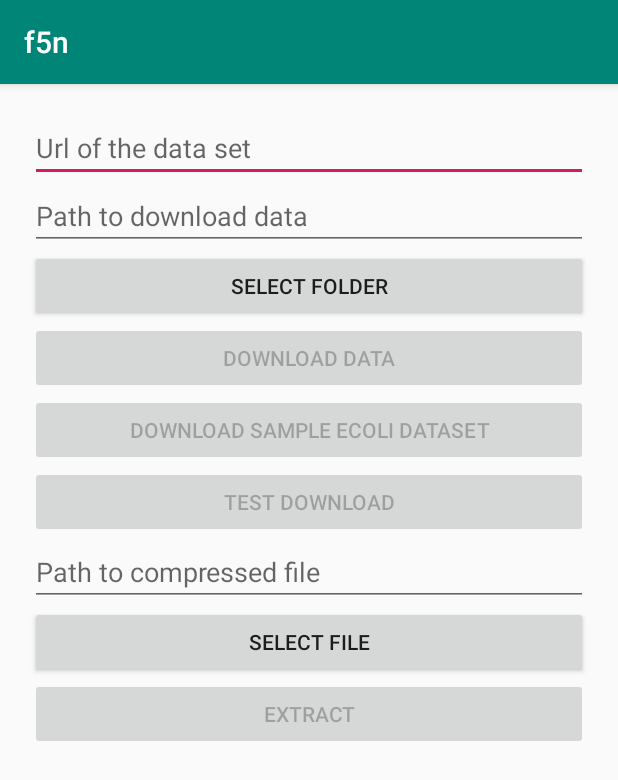
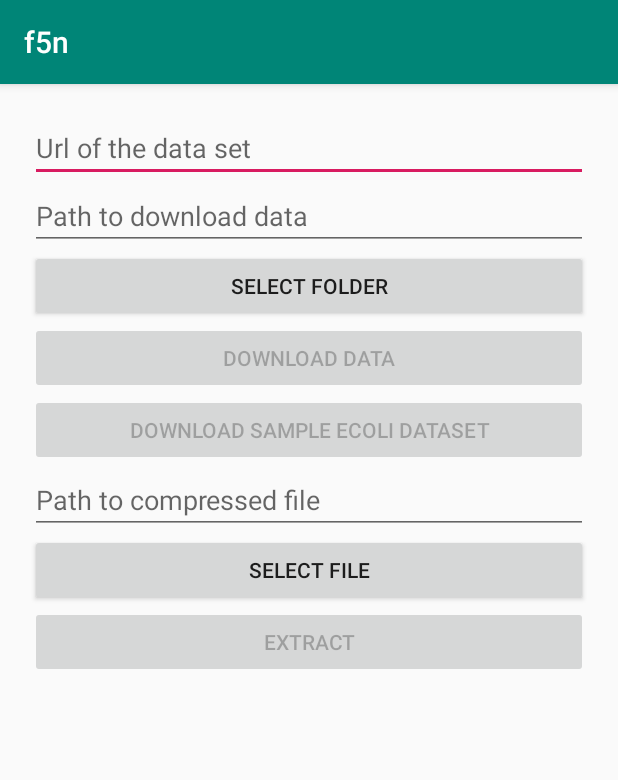
Before and after one commit to SanojPunchihewa/f5n, an Android app: the DownloadActivity screen opened directly, with no data from a screen before it, on a phone screen of 412 x 824 dp. Shown: the top 780 px of the screen. Run offline under Robolectric (Android 15) with nearby library versions, the phone set to English and light mode, and no system bars; libraries missing offline, so code that uses them is left out: com.obsez.android.

Commit message:
Remove test-download option

```diff
--- a/app/src/main/java/com/mobilegenomics/f5n/activity/DownloadActivity.java
+++ b/app/src/main/java/com/mobilegenomics/f5n/activity/DownloadActivity.java
@@ -31,8 +31,6 @@ public class DownloadActivity extends AppCompatActivity {
 
     private static final String ecoliDataSetURL = "https://zanojmobiapps.com/_tmp/genome/ecoli/ecoli_2kb_region.zip";
 
-    private static final String testDataSetURL = "https://zanojmobiapps.com/_tmp/genome/test/test-download.zip";
-
     private long downloadID;
 
     LinearLayout linearLayout;
@@ -44,8 +42,6 @@ public class DownloadActivity extends AppCompatActivity {
     Button btnDownload;
 
     Button btnDownloadEcoli;
-
-    Button btnDownloadTest;
 
     EditText filePathInput;
 
@@ -106,18 +102,6 @@ public class DownloadActivity extends AppCompatActivity {
             @Override
             public void onClick(final View v) {
                 downloadDataSet(ecoliDataSetURL);
-            }
-        });
-
-        btnDownloadTest = new Button(this);
-        btnDownloadTest.setText("Test Download");
-        btnDownloadTest.setEnabled(false);
-        linearLayout.addView(btnDownloadTest);
-
-        btnDownloadTest.setOnClickListener(new OnClickListener() {
-            @Override
-            public void onClick(final View v) {
-                downloadDataSet(testDataSetURL);
             }
         });
 
@@ -226,13 +210,11 @@ public class DownloadActivity extends AppCompatActivity {
     private void enableButtons() {
         btnDownload.setEnabled(true);
         btnDownloadEcoli.setEnabled(true);
-        btnDownloadTest.setEnabled(true);
     }
 
     private void disableButtons() {
         btnDownload.setEnabled(false);
         btnDownloadEcoli.setEnabled(false);
-        btnDownloadTest.setEnabled(false);
     }
 
     @Override
```
